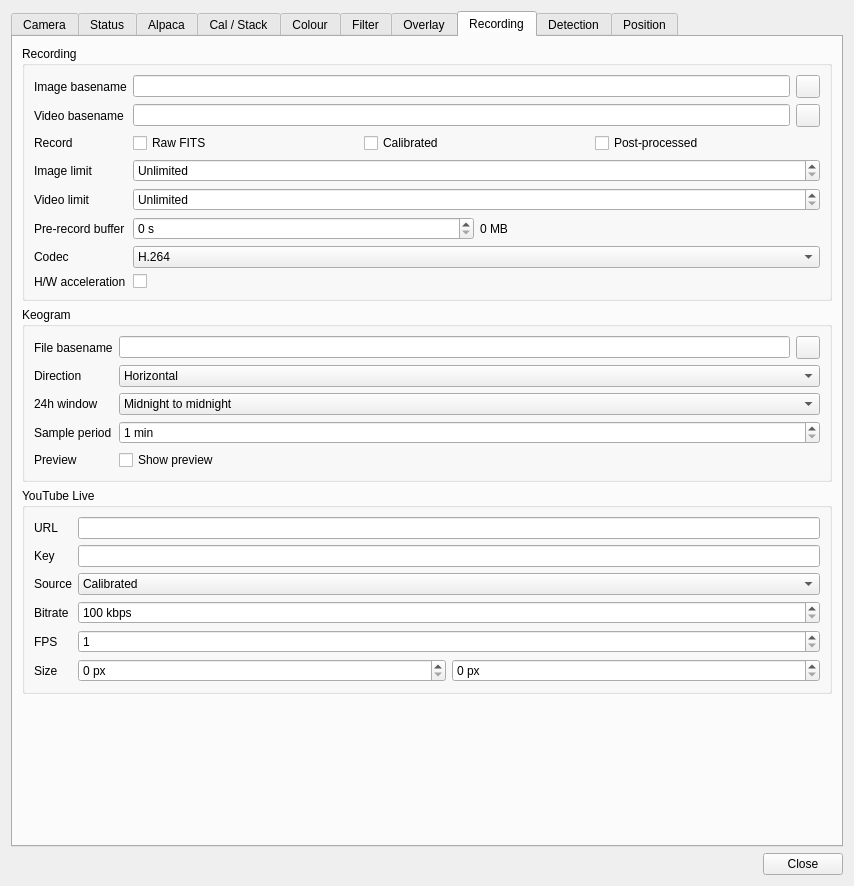
Old version of the form plugins/feature/camera/camerasettingsdialog.ui in the repository srcejon/sdrangel.
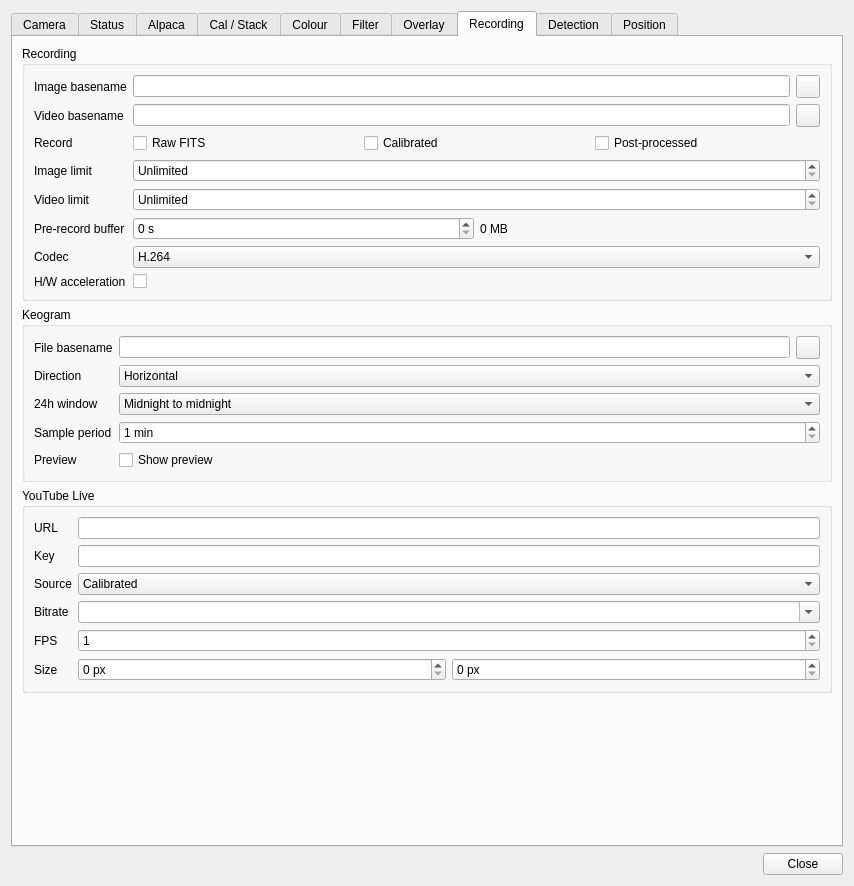
New version of the form. The open tabs and pages were chosen to show the change. Icons and pictures are not drawn. Custom widgets are drawn as their Qt base class.

```diff
--- a/plugins/feature/camera/camerasettingsdialog.ui
+++ b/plugins/feature/camera/camerasettingsdialog.ui
@@ -4285,18 +4285,12 @@
           </widget>
          </item>
          <item row="3" column="1">
-          <widget class="QSpinBox" name="youtubeStreamBitrateSpin">
+          <widget class="QComboBox" name="youtubeStreamBitrateCombo">
            <property name="toolTip">
             <string>YouTube stream video bitrate</string>
            </property>
-           <property name="suffix">
-            <string> kbps</string>
-           </property>
-           <property name="minimum">
-            <number>100</number>
-           </property>
-           <property name="maximum">
-            <number>50000</number>
+           <property name="editable">
+            <bool>true</bool>
            </property>
           </widget>
          </item>
```
Left out of the diff: 2 changed lines with no effect on the pictures.
